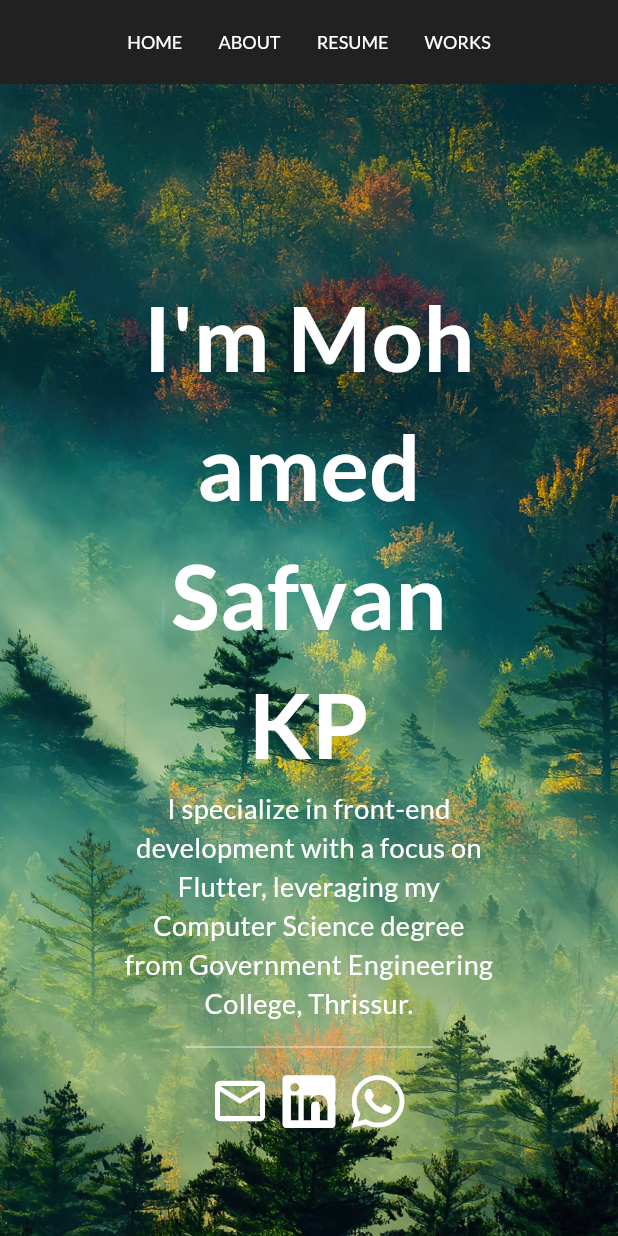
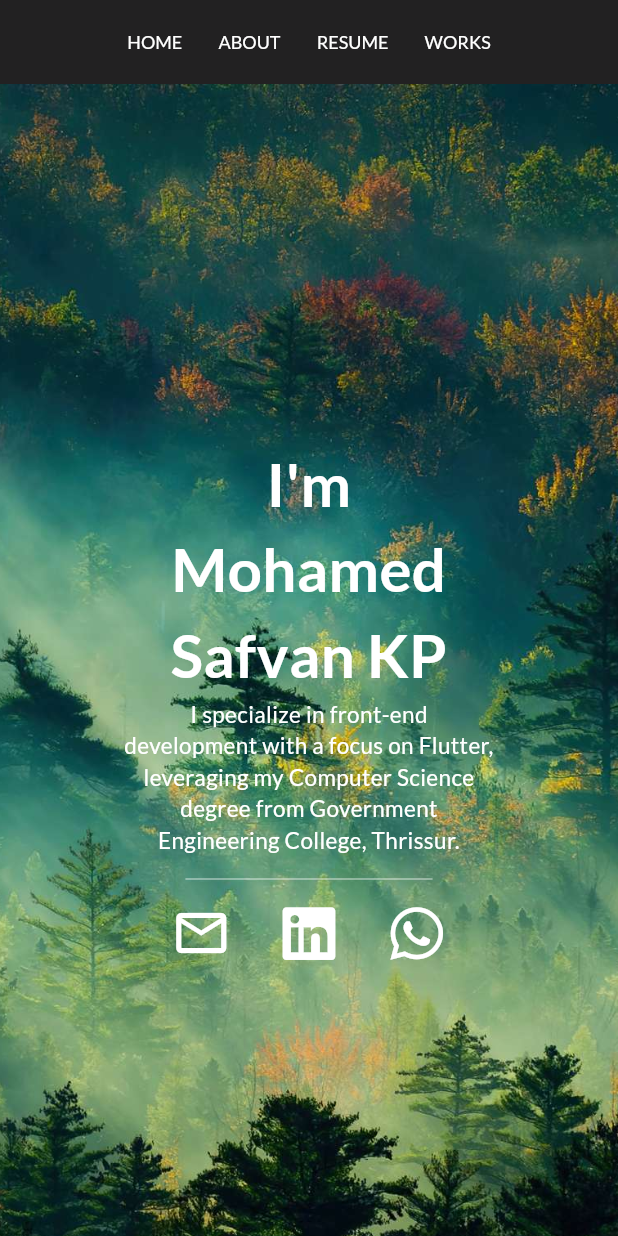
Before and after one commit to mhdsafvankp/resume, a Flutter app: the screen it shows after launch, on a phone screen of 412 x 824 dp. Run offline on Flutter 3.47's test engine with Material 3 defaults, Android fonts, the phone set to English and light mode, and no system bars; our stand-ins replace font_awesome_flutter, google_fonts.

Commit message:
name screen issue fixed

```diff
--- a/lib/screen/home.dart
+++ b/lib/screen/home.dart
@@ -42,7 +42,7 @@ class _HomeState extends State<Home> {
             children: [
               NameWidget(
                 key: GlobalKeys.top,
-                title: 'I\'m $myName',
+                title: 'I\'m \n$myName',
                 subTitle: '$mySimpleSummary',
               ),
               AboutSection(
--- a/lib/widgets/name_widget.dart
+++ b/lib/widgets/name_widget.dart
@@ -3,6 +3,7 @@ import 'package:font_awesome_flutter/font_awesome_flutter.dart';
 import 'package:google_fonts/google_fonts.dart';
 import 'package:my_resume/Utils/screen_utils.dart';
 import 'package:my_resume/widgets/icons_widget.dart';
+import 'package:my_resume/widgets/responsive_widget.dart';
 import 'package:url_launcher/url_launcher.dart';
 
 class NameWidget extends StatelessWidget {
@@ -18,11 +19,12 @@ class NameWidget extends StatelessWidget {
       width: ScreenUtils.getWidth(context),
       decoration: BoxDecoration(
         image: DecorationImage(
-            image: AssetImage("assest/bg.jpeg"), fit: BoxFit.cover),
+            image: AssetImage("assest/bg.jpg"), fit: BoxFit.cover),
       ),
       child: Padding(
         padding: const EdgeInsets.all(16.0),
-        child: Column(
+          child: ResponsiveWidget(
+              large: Column(
                 mainAxisAlignment: MainAxisAlignment.center,
                 crossAxisAlignment: CrossAxisAlignment.center,
                 children: [
@@ -33,7 +35,9 @@ class NameWidget extends StatelessWidget {
                         textAlign: TextAlign.center,
                         title,
                         style: GoogleFonts.lato(
-                      color: Colors.white, fontSize: 60, fontWeight: FontWeight.w600),
+                            color: Colors.white,
+                            fontSize: 60,
+                            fontWeight: FontWeight.w600),
                       ),
                     ),
                   ),
@@ -43,12 +47,14 @@ class NameWidget extends StatelessWidget {
                       subTitle,
                       textAlign: TextAlign.center,
                       style: GoogleFonts.lato(
-                    color: Colors.white, fontSize: 18, fontWeight: FontWeight.w400,
+                        color: Colors.white,
+                        fontSize: 18,
+                        fontWeight: FontWeight.w400,
                       ),
                     ),
                   ),
                   Padding(
-              padding: const EdgeInsets.only(top: 16 , bottom: 16),
+                    padding: const EdgeInsets.only(top: 16, bottom: 16),
                     child: Container(
                       height: 0.5,
                       width: ScreenUtils.getWidthPerc(context, 40),
@@ -57,7 +63,7 @@ class NameWidget extends StatelessWidget {
                   ),
                   Container(
                     width: ScreenUtils.getWidthPerc(context, 35),
-              child:  Row(
+                    child: Row(
                       mainAxisSize: MainAxisSize.min,
                       mainAxisAlignment: MainAxisAlignment.spaceEvenly,
                       children: [
@@ -90,9 +96,9 @@ class NameWidget extends StatelessWidget {
                         InkWell(
                             onTap: () async {
                               int phone = 7034192064;
-                        var whatsappUrl = "https://wa.me/${phone}?text=Hello";
-                        final Uri url = Uri.parse(
-                            whatsappUrl);
+                              var whatsappUrl =
+                                  "https://wa.me/${phone}?text=Hello";
+                              final Uri url = Uri.parse(whatsappUrl);
                               if (!await launchUrl(url)) {
                                 throw Exception('Could not launch');
                               }
@@ -107,7 +113,95 @@ class NameWidget extends StatelessWidget {
                   )
                 ],
               ),
+              small: Column(
+                mainAxisAlignment: MainAxisAlignment.center,
+                crossAxisAlignment: CrossAxisAlignment.center,
+                children: [
+                  Center(
+                    child: Container(
+                      width: ScreenUtils.getWidthPerc(context, 60),
+                      child: Text(
+                        textAlign: TextAlign.center,
+                        title,
+                        style: GoogleFonts.lato(
+                            color: Colors.white,
+                            fontSize: 40,
+                            fontWeight: FontWeight.w600),
                       ),
+                    ),
+                  ),
+                  Container(
+                    width: ScreenUtils.getWidthPerc(context, 60),
+                    child: Text(
+                      subTitle,
+                      textAlign: TextAlign.center,
+                      style: GoogleFonts.lato(
+                        color: Colors.white,
+                        fontSize: 15,
+                        fontWeight: FontWeight.w400,
+                      ),
+                    ),
+                  ),
+                  Padding(
+                    padding: const EdgeInsets.only(top: 16, bottom: 16),
+                    child: Container(
+                      height: 0.5,
+                      width: ScreenUtils.getWidthPerc(context, 40),
+                      color: Colors.white,
+                    ),
+                  ),
+                  Container(
+                    width: ScreenUtils.getWidthPerc(context, 60),
+                    child: Row(
+                      mainAxisSize: MainAxisSize.min,
+                      mainAxisAlignment: MainAxisAlignment.spaceEvenly,
+                      children: [
+                        InkWell(
+                            onTap: () async {
+                              final Uri url = Uri.parse(
+                                  'mailto:mhdsafvankp@gmail.com?subject=Greetings&body=Hello%20World');
+                              if (!await launchUrl(url)) {
+                                throw Exception('Could not launch');
+                              }
+                            },
+                            child: const Icon(
+                              Icons.email_outlined,
+                              size: 40,
+                              color: Colors.white,
+                            )),
+                        InkWell(
+                            onTap: () async {
+                              final Uri url = Uri.parse(
+                                  'https://www.linkedin.com/in/mohamed-safvan-kp/');
+                              if (!await launchUrl(url)) {
+                                throw Exception('Could not launch');
+                              }
+                            },
+                            child: const Icon(
+                              FontAwesomeIcons.linkedin,
+                              size: 40,
+                              color: Colors.white,
+                            )),
+                        InkWell(
+                            onTap: () async {
+                              int phone = 7034192064;
+                              var whatsappUrl =
+                                  "https://wa.me/${phone}?text=Hello";
+                              final Uri url = Uri.parse(whatsappUrl);
+                              if (!await launchUrl(url)) {
+                                throw Exception('Could not launch');
+                              }
+                            },
+                            child: const Icon(
+                              FontAwesomeIcons.whatsapp,
+                              size: 40,
+                              color: Colors.white,
+                            )),
+                      ],
+                    ),
+                  )
+                ],
+              ))),
     );
   }
 }
--- a/pubspec.yaml
+++ b/pubspec.yaml
@@ -38,6 +38,7 @@ dependencies:
   # The following adds the Cupertino Icons font to your application.
   # Use with the CupertinoIcons class for iOS style icons.
   cupertino_icons: ^1.0.6
+  firebase_core: ^3.2.0
 
 dev_dependencies:
   flutter_test:
@@ -63,7 +64,7 @@ flutter:
 
   # To add assets to your application, add an assets section, like this:
   assets:
-    - assest/bg.jpeg
+    - assest/bg.jpg
     - assest/rock_paper.png
     - assest/weather_img.png
     - assest/insta_img.png
```
Also changed, not shown: assest/bg.jpeg (deleted), assest/bg.jpg (added), pubspec.lock, 1 other file. Lines whose indentation alone changed are shown as unchanged.
